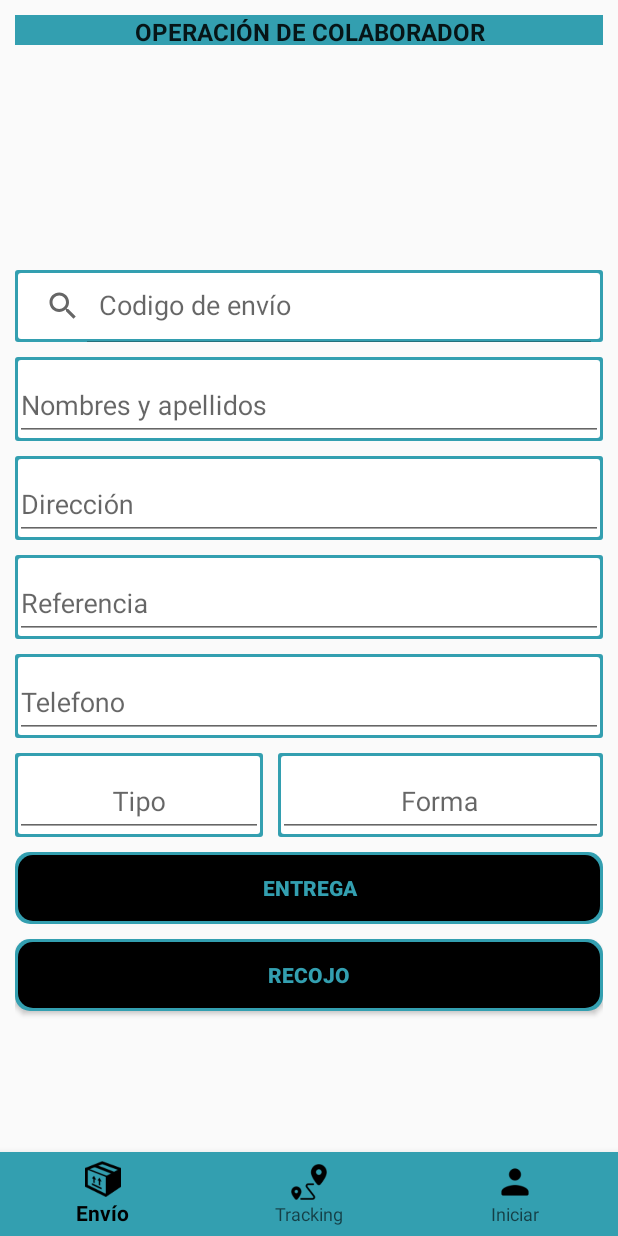
After one commit to Yonathan-Dev2/MyApplication, an Android app: the fragment Fragment_oper_cola placed in its activity, on a phone screen of 412 x 824 dp. The commit adds this screen. Run offline under Robolectric (Android 15) with nearby library versions, the light colour scheme and no system bars; our stand-ins replace Volley.

Commit message:
Prototipo operacion colaborador

```diff
--- /dev/null
+++ b/app/src/main/java/com/express/tsuexpress/Fragmentos/Fragment_oper_cola.java
@@ -0,0 +1,25 @@
+package com.express.tsuexpress.Fragmentos;
+
+
+import android.os.Bundle;
+import android.support.v4.app.Fragment;
+import android.view.LayoutInflater;
+import android.view.View;
+import android.view.ViewGroup;
+
+import com.express.tsuexpress.R;
+
+/**
+ * A simple {@link Fragment} subclass.
+ */
+public class Fragment_oper_cola extends Fragment {
+
+
+    @Override
+    public View onCreateView(LayoutInflater inflater, ViewGroup container,
+                             Bundle savedInstanceState) {
+        // Inflate the layout for this fragment
+        return inflater.inflate(R.layout.fragment_oper_cola, container, false);
+    }
+
+}
--- a/app/src/main/java/com/express/tsuexpress/NavigationExpress.java
+++ b/app/src/main/java/com/express/tsuexpress/NavigationExpress.java
@@ -20,6 +20,7 @@
 
 import com.express.tsuexpress.Fragmentos.Fragment_asig_cola;
 import com.express.tsuexpress.Fragmentos.Fragment_inic_home;
+import com.express.tsuexpress.Fragmentos.Fragment_oper_cola;
 import com.express.tsuexpress.Fragmentos.Fragment_rece_soli;
 
 public class NavigationExpress extends AppCompatActivity implements NavigationView.OnNavigationItemSelectedListener {
@@ -151,14 +152,12 @@
         } else if (id == R.id.ASIG_COLA) {
             CargarFragmento(new Fragment_asig_cola());
         } else if (id == R.id.RECE_SOLI ) {
-
             CargarFragmento(new Fragment_rece_soli());
-
         } else if (id == R.id.RECE_RECO ) {
 
 
         } else if (id == R.id.OPER_COLA) {
-
+            CargarFragmento(new Fragment_oper_cola());
         } else if (id == R.id.CERR_SESI) {
 
             AlertDialog.Builder dialogo1 = new AlertDialog.Builder(this);
--- /dev/null
+++ b/app/src/main/res/layout/fragment_oper_cola.xml
@@ -0,0 +1,155 @@
+<LinearLayout xmlns:android="http://schemas.android.com/apk/res/android"
+    xmlns:tools="http://schemas.android.com/tools"
+    android:layout_width="match_parent"
+    android:layout_height="match_parent"
+    android:orientation="vertical"
+    tools:context="com.express.tsuexpress.Fragmentos.Fragmen_asig_entr">
+
+    <!-- TODO: Update blank fragment layout -->
+
+    <TextView
+        android:id="@+id/textView4"
+        android:layout_width="match_parent"
+        android:layout_height="20dp"
+        android:layout_gravity="center"
+        android:layout_marginLeft="10dp"
+        android:layout_marginRight="10dp"
+        android:layout_marginTop="10dp"
+        android:background="@color/colorPrimaryDark"
+        android:gravity="center"
+        android:text="operación de colaborador"
+        android:textAlignment="center"
+        android:textAllCaps="true"
+        android:textColor="?attr/actionMenuTextColor"
+        android:textSize="16sp"
+        android:textStyle="bold" />
+
+    <LinearLayout
+        android:layout_width="match_parent"
+        android:layout_height="match_parent"
+        android:layout_gravity="center"
+        android:layout_marginBottom="10dp"
+        android:layout_marginLeft="10dp"
+        android:layout_marginRight="10dp"
+        android:layout_marginTop="10dp"
+        android:gravity="center"
+        android:orientation="vertical">
+
+        <SearchView
+            android:layout_width="match_parent"
+            android:layout_height="wrap_content"
+            android:layout_marginBottom="10dp"
+            android:background="@drawable/borde_edit"
+            android:clickable="true"
+            android:iconifiedByDefault="false"
+            android:queryHint="Codigo de envío"
+            android:inputType="number" />
+
+        <android.support.design.widget.TextInputLayout
+            android:layout_width="match_parent"
+            android:layout_height="wrap_content"
+            android:layout_marginBottom="10dp"
+            android:background="@drawable/borde_edit">
+
+            <EditText
+                android:layout_width="match_parent"
+                android:layout_height="wrap_content"
+                android:hint="Nombres y apellidos" />
+        </android.support.design.widget.TextInputLayout>
+
+        <android.support.design.widget.TextInputLayout
+            android:layout_width="match_parent"
+            android:layout_height="wrap_content"
+            android:layout_marginBottom="10dp"
+            android:background="@drawable/borde_edit">
+
+            <EditText
+                android:layout_width="match_parent"
+                android:layout_height="wrap_content"
+                android:hint="Dirección" />
+        </android.support.design.widget.TextInputLayout>
+
+        <android.support.design.widget.TextInputLayout
+            android:layout_width="match_parent"
+            android:layout_height="wrap_content"
+            android:layout_marginBottom="10dp"
+            android:background="@drawable/borde_edit">
+
+            <EditText
+                android:layout_width="match_parent"
+                android:layout_height="wrap_content"
+                android:hint="Referencia" />
+
+        </android.support.design.widget.TextInputLayout>
+
+        <android.support.design.widget.TextInputLayout
+            android:layout_width="match_parent"
+            android:layout_height="wrap_content"
+            android:layout_marginBottom="10dp"
+            android:background="@drawable/borde_edit">
+
+            <EditText
+                android:layout_width="match_parent"
+                android:layout_height="wrap_content"
+                android:hint="Telefono" />
+        </android.support.design.widget.TextInputLayout>
+
+        <LinearLayout
+            android:layout_width="match_parent"
+            android:layout_height="wrap_content"
+            android:layout_gravity="center"
+            android:layout_marginBottom="10dp"
+            android:gravity="center"
+            android:orientation="horizontal">
+
+            <android.support.design.widget.TextInputLayout
+                android:layout_width="165dp"
+                android:layout_height="wrap_content"
+                android:layout_gravity="center"
+                android:layout_marginRight="10dp"
+                android:background="@drawable/borde_edit"
+                android:gravity="center">
+
+                <EditText
+                    android:layout_width="match_parent"
+                    android:layout_height="wrap_content"
+                    android:layout_gravity="center"
+                    android:gravity="center"
+                    android:hint="Tipo" />
+            </android.support.design.widget.TextInputLayout>
+
+            <android.support.design.widget.TextInputLayout
+                android:layout_width="match_parent"
+                android:layout_height="match_parent"
+                android:background="@drawable/borde_edit">
+
+                <EditText
+                    android:layout_width="match_parent"
+                    android:layout_height="wrap_content"
+                    android:layout_gravity="center"
+                    android:gravity="center"
+                    android:hint="Forma" />
+            </android.support.design.widget.TextInputLayout>
+        </LinearLayout>
+
+        <Button
+            android:id="@+id/button2"
+            android:layout_width="match_parent"
+            android:layout_height="wrap_content"
+            android:background="@drawable/relleno_buton"
+            android:layout_marginBottom="10dp"
+            android:text="Entrega"
+            android:textColor="@color/colorPrimary"
+            android:textStyle="bold" />
+
+        <Button
+            android:layout_width="match_parent"
+            android:layout_height="wrap_content"
+            android:background="@drawable/relleno_buton"
+            android:text="Recojo"
+            android:textColor="@color/colorPrimary"
+            android:textStyle="bold" />
+
+    </LinearLayout>
+
+</LinearLayout>
--- a/app/src/main/res/layout/fragment_rece_soli.xml
+++ b/app/src/main/res/layout/fragment_rece_soli.xml
@@ -7,6 +7,23 @@
     tools:context="com.express.tsuexpress.Fragmentos.Fragment_rece_soli">
 
 
+    <TextView
+        android:id="@+id/textView15"
+        android:layout_width="match_parent"
+        android:layout_height="20dp"
+        android:layout_gravity="center"
+        android:layout_marginLeft="10dp"
+        android:layout_marginRight="10dp"
+        android:layout_marginTop="10dp"
+        android:background="@color/colorPrimaryDark"
+        android:gravity="center"
+        android:text="Recepción de solicitud"
+        android:textAlignment="center"
+        android:textAllCaps="true"
+        android:textColor="?attr/actionMenuTextColor"
+        android:textSize="16sp"
+        android:textStyle="bold" />
+
     <LinearLayout
         android:layout_width="match_parent"
         android:layout_height="50dp"
@@ -14,7 +31,7 @@
         android:layout_marginLeft="10dp"
         android:layout_marginRight="10dp"
         android:layout_marginTop="10dp"
-        android:background="@drawable/borde_sear"
+        android:background="@drawable/borde_edit"
         android:orientation="horizontal">
 
         <TextView
--- a/app/src/main/res/layout/fragment_tracking.xml
+++ b/app/src/main/res/layout/fragment_tracking.xml
@@ -66,7 +66,7 @@
             android:layout_marginBottom="10dp"
             android:layout_marginLeft="10dp"
             android:layout_marginRight="10dp"
-            android:background="@drawable/borde_sear"
+            android:background="@drawable/borde_edit"
             android:clickable="true"
             android:iconifiedByDefault="false"
             android:inputType="number">
@@ -128,6 +128,7 @@
                         android:layout_weight="1"
                         android:text="Tipo"
                         android:textAlignment="center"
+                        android:textAllCaps="true"
                         android:textColor="@android:color/background_dark"
                         android:textSize="17sp"
                         android:textStyle="bold" />
@@ -192,6 +193,7 @@
                         android:text="ESTADO"
                         android:textAlignment="center"
                         android:textColor="@android:color/background_dark"
+                        android:textSize="17sp"
                         android:textStyle="bold" />
 
                     <TextView
@@ -254,7 +256,7 @@
                         android:textAlignment="center"
                         android:textAllCaps="true"
                         android:textColor="@android:color/background_dark"
-                        android:textSize="14sp"
+                        android:textSize="17sp"
                         android:textStyle="bold" />
 
                     <TextView
@@ -266,6 +268,7 @@
                         android:textAlignment="center"
                         android:textAllCaps="true"
                         android:textColor="@android:color/background_dark"
+                        android:textSize="17sp"
                         android:textStyle="bold" />
                 </LinearLayout>
 
@@ -315,8 +318,10 @@
                         android:layout_weight="1"
                         android:text="-"
                         android:textAlignment="center"
+                        android:textAllCaps="true"
                         android:textColor="@android:color/background_dark"
-                        android:textSize="17sp" />
+                        android:textSize="17sp"
+                        android:textStyle="bold" />
                 </LinearLayout>
 
             </LinearLayout>
@@ -365,8 +370,10 @@
                         android:layout_weight="1"
                         android:text="-"
                         android:textAlignment="center"
+                        android:textAllCaps="true"
                         android:textColor="@android:color/background_dark"
-                        android:textSize="17sp" />
+                        android:textSize="17sp"
+                        android:textStyle="bold" />
                 </LinearLayout>
 
             </LinearLayout>
@@ -414,8 +421,10 @@
                         android:layout_weight="1"
                         android:text="-"
                         android:textAlignment="center"
+                        android:textAllCaps="true"
                         android:textColor="@android:color/background_dark"
-                        android:textSize="17sp" />
+                        android:textSize="17sp"
+                        android:textStyle="bold" />
                 </LinearLayout>
 
             </LinearLayout>
```
